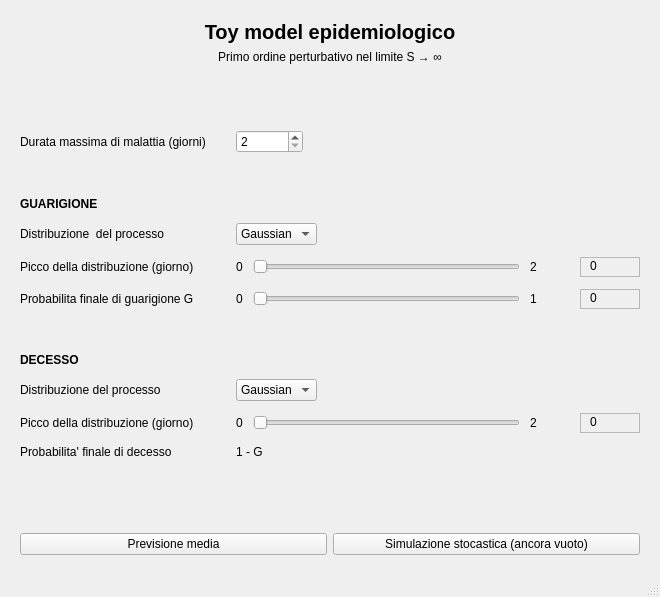
janko-petkovic/plague-simulator, file GUI/window.ui: the form before one commit.
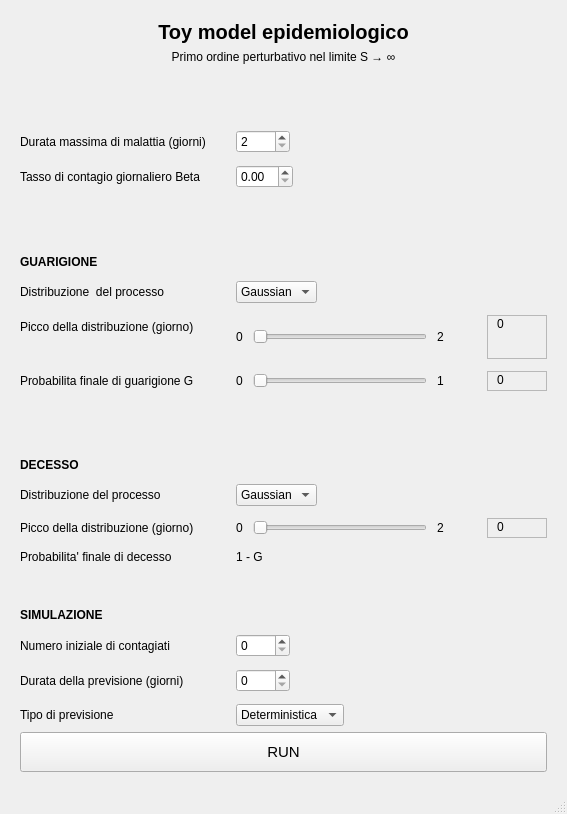
The form after the commit. Custom widgets are drawn as their Qt base class.

```diff
--- a/GUI/window.ui
+++ b/GUI/window.ui
@@ -6,8 +6,8 @@
    <rect>
     <x>0</x>
     <y>0</y>
-    <width>660</width>
-    <height>597</height>
+    <width>567</width>
+    <height>814</height>
    </rect>
   </property>
   <property name="windowTitle">
@@ -62,7 +62,7 @@
          <enum>Qt::Vertical</enum>
         </property>
         <property name="sizeType">
-         <enum>QSizePolicy::Preferred</enum>
+         <enum>QSizePolicy::Fixed</enum>
         </property>
         <property name="sizeHint" stdset="0">
          <size>
@@ -105,24 +105,24 @@
            <number>2</number>
           </property>
           <property name="maximum">
-           <number>100000</number>
+           <number>9999</number>
           </property>
          </widget>
         </item>
-        <item row="1" column="0">
-         <spacer name="verticalSpacer">
-          <property name="orientation">
-           <enum>Qt::Vertical</enum>
-          </property>
-          <property name="sizeHint" stdset="0">
-           <size>
-            <width>20</width>
-            <height>20</height>
-           </size>
-          </property>
-         </spacer>
-        </item>
         <item row="2" column="0">
+         <spacer name="verticalSpacer">
+          <property name="orientation">
+           <enum>Qt::Vertical</enum>
+          </property>
+          <property name="sizeHint" stdset="0">
+           <size>
+            <width>20</width>
+            <height>10</height>
+           </size>
+          </property>
+         </spacer>
+        </item>
+        <item row="3" column="0">
          <widget class="QLabel" name="lab_title_recov">
           <property name="font">
            <font>
@@ -135,14 +135,14 @@
           </property>
          </widget>
         </item>
-        <item row="3" column="0">
+        <item row="4" column="0">
          <widget class="QLabel" name="lab_recovDistr">
           <property name="text">
            <string>Distribuzione  del processo</string>
           </property>
          </widget>
         </item>
-        <item row="3" column="1">
+        <item row="4" column="1">
          <layout class="QHBoxLayout" name="hor_recovDistr">
           <item>
            <widget class="QComboBox" name="combo_recovDistr">
@@ -188,14 +188,14 @@
           </item>
          </layout>
         </item>
-        <item row="4" column="0">
+        <item row="5" column="0">
          <widget class="QLabel" name="lab_recovPeak">
           <property name="text">
            <string>Picco della distribuzione (giorno)</string>
           </property>
          </widget>
         </item>
-        <item row="4" column="1">
+        <item row="5" column="1">
          <layout class="QHBoxLayout" name="hor_recovPeak">
           <item>
            <widget class="QLabel" name="lab_min_recovPeak">
@@ -314,14 +314,14 @@
           </item>
          </layout>
         </item>
-        <item row="5" column="0">
+        <item row="6" column="0">
          <widget class="QLabel" name="lab_recovFinal">
           <property name="text">
            <string>Probabilita finale di guarigione G</string>
           </property>
          </widget>
         </item>
-        <item row="5" column="1">
+        <item row="6" column="1">
          <layout class="QHBoxLayout" name="hor_recovScale">
           <item>
            <widget class="QLabel" name="lab_min_recovFinal">
@@ -434,20 +434,20 @@
           </item>
          </layout>
         </item>
-        <item row="6" column="0">
-         <spacer name="verticalSpacer_2">
-          <property name="orientation">
-           <enum>Qt::Vertical</enum>
-          </property>
-          <property name="sizeHint" stdset="0">
-           <size>
-            <width>20</width>
-            <height>20</height>
-           </size>
-          </property>
-         </spacer>
-        </item>
         <item row="7" column="0">
+         <spacer name="verticalSpacer_2">
+          <property name="orientation">
+           <enum>Qt::Vertical</enum>
+          </property>
+          <property name="sizeHint" stdset="0">
+           <size>
+            <width>20</width>
+            <height>10</height>
+           </size>
+          </property>
+         </spacer>
+        </item>
+        <item row="8" column="0">
          <widget class="QLabel" name="lab_title_death">
           <property name="font">
            <font>
@@ -460,14 +460,14 @@
           </property>
          </widget>
         </item>
-        <item row="8" column="0">
+        <item row="9" column="0">
          <widget class="QLabel" name="lab_deathDistr">
           <property name="text">
            <string>Distribuzione del processo</string>
           </property>
          </widget>
         </item>
-        <item row="8" column="1">
+        <item row="9" column="1">
          <layout class="QHBoxLayout" name="horizontalLayout_3">
           <item>
            <widget class="QComboBox" name="combo_deathDistr">
@@ -498,14 +498,14 @@
           </item>
          </layout>
         </item>
-        <item row="9" column="0">
+        <item row="10" column="0">
          <widget class="QLabel" name="lab_deathPeak">
           <property name="text">
            <string>Picco della distribuzione (giorno)</string>
           </property>
          </widget>
         </item>
-        <item row="9" column="1">
+        <item row="10" column="1">
          <layout class="QHBoxLayout" name="hor_deathPeak">
           <item>
            <widget class="QLabel" name="la_min_deathPeak">
@@ -609,52 +609,169 @@
           </item>
          </layout>
         </item>
-        <item row="10" column="0">
+        <item row="11" column="0">
          <widget class="QLabel" name="lab_deathFinal">
           <property name="text">
            <string>Probabilita' finale di decesso</string>
           </property>
          </widget>
         </item>
-        <item row="10" column="1">
+        <item row="11" column="1">
          <widget class="QLabel" name="label_3">
           <property name="text">
            <string>1 - G</string>
           </property>
          </widget>
         </item>
+        <item row="12" column="0">
+         <spacer name="verticalSpacer_5">
+          <property name="orientation">
+           <enum>Qt::Vertical</enum>
+          </property>
+          <property name="sizeType">
+           <enum>QSizePolicy::Fixed</enum>
+          </property>
+          <property name="sizeHint" stdset="0">
+           <size>
+            <width>100</width>
+            <height>20</height>
+           </size>
+          </property>
+         </spacer>
+        </item>
+        <item row="13" column="0">
+         <widget class="QLabel" name="lab_title_prediction">
+          <property name="font">
+           <font>
+            <weight>75</weight>
+            <bold>true</bold>
+           </font>
+          </property>
+          <property name="text">
+           <string>SIMULAZIONE</string>
+          </property>
+          <property name="alignment">
+           <set>Qt::AlignBottom|Qt::AlignLeading|Qt::AlignLeft</set>
+          </property>
+         </widget>
+        </item>
+        <item row="14" column="0">
+         <widget class="QLabel" name="lab_N0">
+          <property name="text">
+           <string>Numero iniziale di contagiati</string>
+          </property>
+         </widget>
+        </item>
+        <item row="14" column="1">
+         <widget class="QSpinBox" name="in_N0">
+          <property name="sizePolicy">
+           <sizepolicy hsizetype="Fixed" vsizetype="Fixed">
+            <horstretch>0</horstretch>
+            <verstretch>0</verstretch>
+           </sizepolicy>
+          </property>
+          <property name="maximum">
+           <number>9999</number>
+          </property>
+         </widget>
+        </item>
+        <item row="15" column="0">
+         <widget class="QLabel" name="lab_predictionDays">
+          <property name="text">
+           <string>Durata della previsione (giorni)</string>
+          </property>
+         </widget>
+        </item>
+        <item row="15" column="1">
+         <widget class="QSpinBox" name="in_predictionDays">
+          <property name="sizePolicy">
+           <sizepolicy hsizetype="Fixed" vsizetype="Fixed">
+            <horstretch>0</horstretch>
+            <verstretch>0</verstretch>
+           </sizepolicy>
+          </property>
+          <property name="maximum">
+           <number>9999</number>
+          </property>
+         </widget>
+        </item>
+        <item row="16" column="0">
+         <widget class="QLabel" name="lab_predictionType">
+          <property name="text">
+           <string>Tipo di previsione</string>
+          </property>
+         </widget>
+        </item>
+        <item row="16" column="1">
+         <widget class="QComboBox" name="in_predictionType">
+          <property name="sizePolicy">
+           <sizepolicy hsizetype="Fixed" vsizetype="Fixed">
+            <horstretch>0</horstretch>
+            <verstretch>0</verstretch>
+           </sizepolicy>
+          </property>
+          <item>
+           <property name="text">
+            <string>Deterministica</string>
+           </property>
+          </item>
+          <item>
+           <property name="text">
+            <string>Stocastica</string>
+           </property>
+          </item>
+         </widget>
+        </item>
+        <item row="1" column="0">
+         <widget class="QLabel" name="lab_beta">
+          <property name="text">
+           <string>Tasso di contagio giornaliero Beta</string>
+          </property>
+         </widget>
+        </item>
+        <item row="1" column="1">
+         <widget class="QDoubleSpinBox" name="in_beta">
+          <property name="sizePolicy">
+           <sizepolicy hsizetype="Fixed" vsizetype="Fixed">
+            <horstretch>0</horstretch>
+            <verstretch>0</verstretch>
+           </sizepolicy>
+          </property>
+         </widget>
+        </item>
        </layout>
       </item>
       <item>
-       <spacer name="verticalSpacer_4">
-        <property name="orientation">
-         <enum>Qt::Vertical</enum>
+       <widget class="QPushButton" name="but_simulate">
+        <property name="sizePolicy">
+         <sizepolicy hsizetype="Expanding" vsizetype="Minimum">
+          <horstretch>0</horstretch>
+          <verstretch>0</verstretch>
+         </sizepolicy>
         </property>
-        <property name="sizeHint" stdset="0">
+        <property name="minimumSize">
          <size>
-          <width>20</width>
+          <width>0</width>
           <height>40</height>
          </size>
         </property>
-       </spacer>
-      </item>
-      <item>
-       <layout class="QHBoxLayout" name="horizontalLayout_2">
-        <item>
-         <widget class="BufferPushButton" name="but_detPrev">
-          <property name="text">
-           <string>Previsione media</string>
-          </property>
-         </widget>
-        </item>
-        <item>
-         <widget class="QPushButton" name="pushButton">
-          <property name="text">
-           <string>Simulazione stocastica (ancora vuoto)</string>
-          </property>
-         </widget>
-        </item>
-       </layout>
+        <property name="maximumSize">
+         <size>
+          <width>16777215</width>
+          <height>16777215</height>
+         </size>
+        </property>
+        <property name="font">
+         <font>
+          <pointsize>11</pointsize>
+          <weight>50</weight>
+          <bold>false</bold>
+         </font>
+        </property>
+        <property name="text">
+         <string>RUN</string>
+        </property>
+       </widget>
       </item>
      </layout>
     </item>
@@ -689,17 +806,6 @@
     <slot>setScaledValue0001(int)</slot>
    </slots>
   </customwidget>
-  <customwidget>
-   <class>BufferPushButton</class>
-   <extends>QPushButton</extends>
-   <header>bufferpushbutton.h</header>
-   <slots>
-    <slot>hear_recovDistr(Qstring)</slot>
-    <slot>hear_recovPeak(int)</slot>
-    <slot>hear_recovFinalProb(int)</slot>
-    <slot>hear_dOI(int)</slot>
-   </slots>
-  </customwidget>
  </customwidgets>
  <resources/>
  <connections>
```
Left out of the diff: 311 changed lines with no effect on the pictures.
